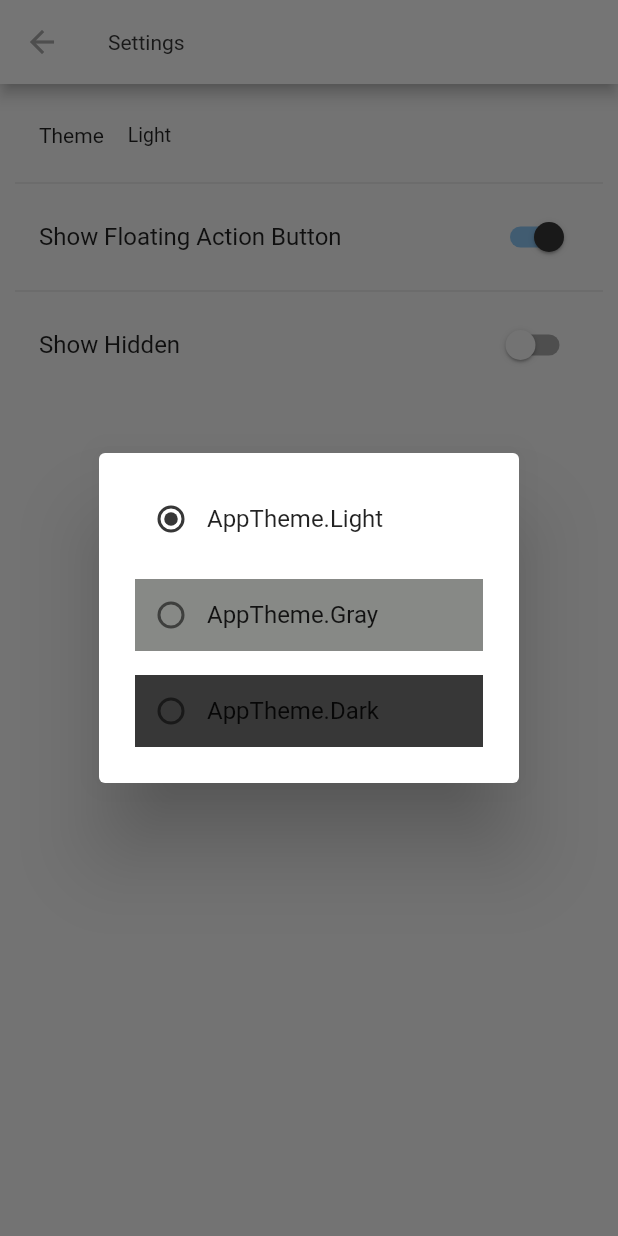
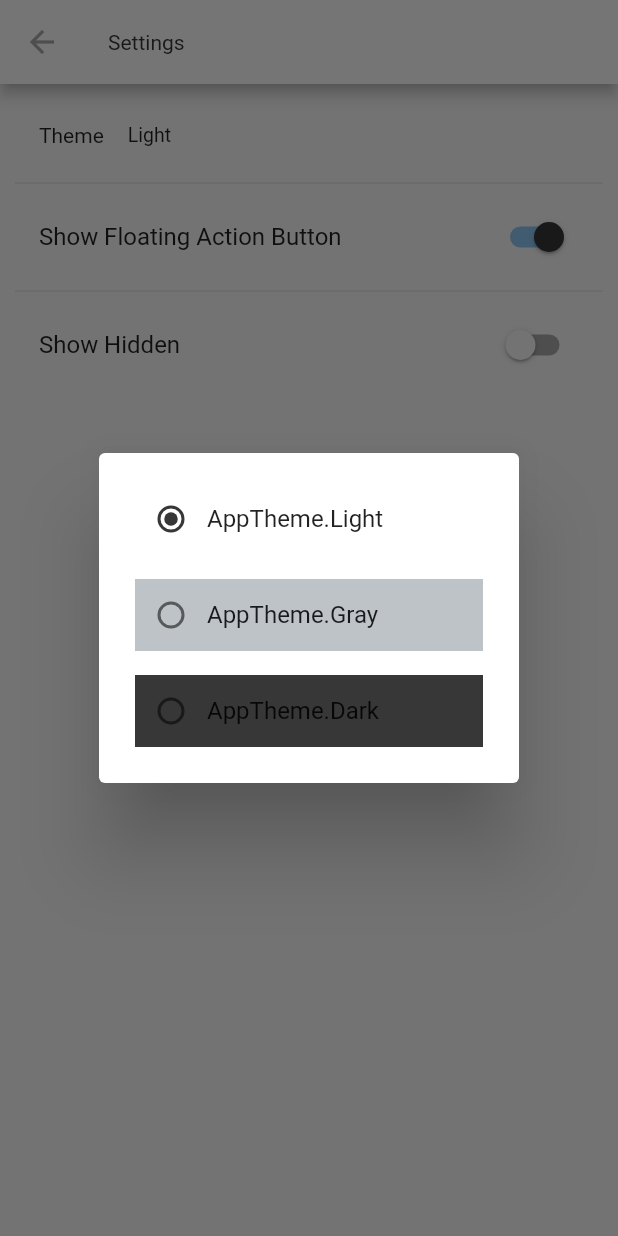
Before and after one commit to cormalenv/basic_file_manager, a Flutter app: the Settings screen opened directly, after a tap on "Theme", on a phone screen of 412 x 824 dp. Run offline on Flutter 3.47's test engine with Material 2 defaults, Android fonts, the light colour scheme and no system bars; our stand-ins replace open_file, rxdart, shared_preferences, toast; missing offline and left inert: flutter_statusbarcolor, simple_permissions; accounts and stored records are empty; statements that could not run were skipped.

Commit message:
Now contains almost all of the theme data and colors

```diff
--- a/lib/themes.dart
+++ b/lib/themes.dart
@@ -4,17 +4,21 @@ import 'package:flutter/material.dart';
 // local files
 import 'package:basic_file_manager/notifiers/preferences.dart';
 
+var _light = const Color.fromRGBO(255, 255, 255, 1.0);
+var _gray = Color.fromRGBO(189, 195, 199, 1.0);
+var _dark = const Color.fromRGBO(55, 55, 55, 1.0);
+
 Color getMainColor(AppTheme theme) {
   switch (theme) {
     case AppTheme.Light:
-      return Color.fromRGBO(255, 255, 255, 1.0);
+      return _light;
       break;
     case AppTheme.Gray:
-      return Color.fromRGBO(135, 137, 134, 1.0);
+      return _gray;
       break;
 
     case AppTheme.Dark:
-      return Color.fromRGBO(55, 55, 55, 1.0);
+      return _dark;
       break;
 
     // Add more themes here ...
@@ -24,10 +28,6 @@ Color getMainColor(AppTheme theme) {
 }
 
 ThemeData appThemeData(AppTheme theme) {
-  var _dark = const Color.fromRGBO(55, 55, 55, 1.0);
-  var _gray = Color.fromRGBO(120, 120, 120, 1.0);
-  var _light = const Color.fromRGBO(255, 255, 255, 1.0);
-
   switch (theme) {
     case AppTheme.Light:
       return ThemeData(
```
